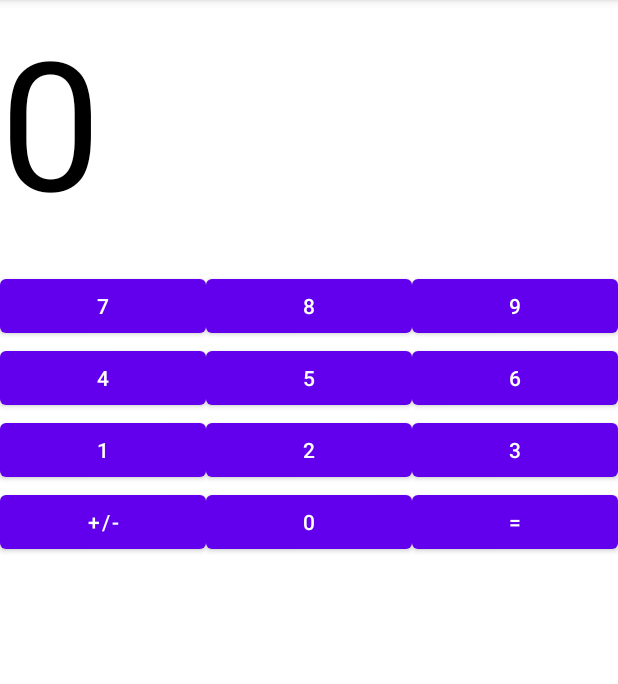
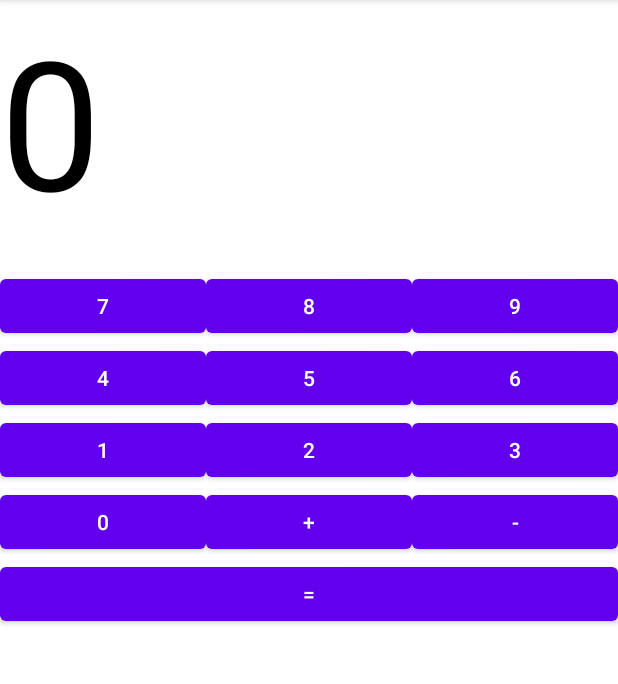
Before and after one commit to alejandroav93/Laboratorio01_Kotlin, an Android app: the Actividad2 screen opened directly, with no data from a screen before it, on a phone screen of 412 x 824 dp, the part 84-768 px from its top. Run offline under Robolectric (Android 15) with nearby library versions, the phone set to English and light mode, and no system bars.

Commit message:
ADDED + AND - BUTTONS/CHANGED LAYOUT

```diff
--- a/app/src/main/java/com/example/laboratorio01/MainActivity.kt
+++ b/app/src/main/java/com/example/laboratorio01/MainActivity.kt
@@ -53,4 +53,5 @@ class MainActivity : AppCompatActivity() {
 
         Toast.makeText(this, "onRestart", Toast.LENGTH_SHORT).show()
     }
+
 }
--- a/app/src/main/res/layout/activity_actividad2.xml
+++ b/app/src/main/res/layout/activity_actividad2.xml
@@ -88,18 +88,31 @@
 
         <Button
             android:layout_width="0dp"
-            android:layout_height="wrap_content"
+            android:layout_height="match_parent"
             android:layout_weight="1"
-            android:text="+/-"/>
+            android:text="0" />
+
         <Button
             android:layout_width="0dp"
             android:layout_height="wrap_content"
             android:layout_weight="1"
-            android:text="0"/>
+            android:text="+"/>
         <Button
             android:layout_width="0dp"
             android:layout_height="wrap_content"
             android:layout_weight="1"
-            android:text="="/>
+            android:text="-"/>
     </LinearLayout>
+    <LinearLayout
+        android:layout_width="match_parent"
+        android:layout_height="wrap_content"
+        android:orientarion="horizontal">
+
+        <Button
+            android:layout_width="0dp"
+            android:layout_height="match_parent"
+            android:layout_weight="1"
+            android:text="=" />
+    </LinearLayout>
+
 </LinearLayout>
```
